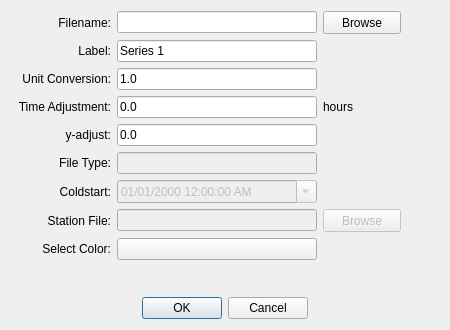
First picture: the form in ui/timeseries_add_data.ui, repository zcobell/MetOceanViewer, before the edit.
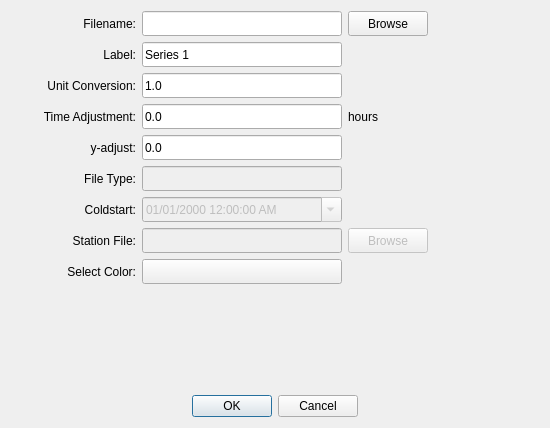
Second picture: the form after the edit. Icons and pictures are not drawn.

Commit message: Adjusting UI for Mac OSX

```diff
--- a/ui/timeseries_add_data.ui
+++ b/ui/timeseries_add_data.ui
@@ -33,8 +33,8 @@
    <rect>
     <x>0</x>
     <y>0</y>
-    <width>450</width>
-    <height>330</height>
+    <width>550</width>
+    <height>428</height>
    </rect>
   </property>
   <property name="sizePolicy">
@@ -45,14 +45,14 @@
   </property>
   <property name="minimumSize">
    <size>
-    <width>450</width>
+    <width>550</width>
     <height>330</height>
    </size>
   </property>
   <property name="maximumSize">
    <size>
-    <width>450</width>
-    <height>330</height>
+    <width>550</width>
+    <height>428</height>
    </size>
   </property>
   <property name="windowTitle">
@@ -69,14 +69,14 @@
       <widget class="QLabel" name="label_filename">
        <property name="minimumSize">
         <size>
-         <width>100</width>
-         <height>0</height>
+         <width>125</width>
+         <height>25</height>
         </size>
        </property>
        <property name="maximumSize">
         <size>
-         <width>100</width>
-         <height>16777215</height>
+         <width>125</width>
+         <height>25</height>
         </size>
        </property>
        <property name="text">
@@ -98,13 +98,13 @@
        <property name="minimumSize">
         <size>
          <width>200</width>
-         <height>20</height>
+         <height>25</height>
         </size>
        </property>
        <property name="maximumSize">
         <size>
          <width>200</width>
-         <height>16777215</height>
+         <height>25</height>
         </size>
        </property>
        <property name="readOnly">
@@ -126,7 +126,7 @@
        <property name="minimumSize">
         <size>
          <width>75</width>
-         <height>23</height>
+         <height>25</height>
         </size>
        </property>
        <property name="text">
@@ -155,14 +155,14 @@
       <widget class="QLabel" name="label_seriesname">
        <property name="minimumSize">
         <size>
-         <width>100</width>
-         <height>0</height>
+         <width>125</width>
+         <height>25</height>
         </size>
        </property>
        <property name="maximumSize">
         <size>
-         <width>100</width>
-         <height>16777215</height>
+         <width>125</width>
+         <height>25</height>
         </size>
        </property>
        <property name="text">
@@ -178,13 +178,13 @@
        <property name="minimumSize">
         <size>
          <width>200</width>
-         <height>0</height>
+         <height>25</height>
         </size>
        </property>
        <property name="maximumSize">
         <size>
          <width>200</width>
-         <height>16777215</height>
+         <height>25</height>
         </size>
        </property>
        <property name="text">
@@ -213,14 +213,14 @@
       <widget class="QLabel" name="label_unitconvert">
        <property name="minimumSize">
         <size>
-         <width>100</width>
-         <height>0</height>
+         <width>125</width>
+         <height>25</height>
         </size>
        </property>
        <property name="maximumSize">
         <size>
-         <width>100</width>
-         <height>16777215</height>
+         <width>125</width>
+         <height>25</height>
         </size>
        </property>
        <property name="text">
@@ -236,13 +236,13 @@
        <property name="minimumSize">
         <size>
          <width>200</width>
-         <height>0</height>
+         <height>25</height>
         </size>
        </property>
        <property name="maximumSize">
         <size>
          <width>200</width>
-         <height>16777215</height>
+         <height>25</height>
         </size>
        </property>
        <property name="inputMask">
@@ -274,14 +274,14 @@
       <widget class="QLabel" name="label_xadjust">
        <property name="minimumSize">
         <size>
-         <width>100</width>
-         <height>0</height>
+         <width>125</width>
+         <height>25</height>
         </size>
        </property>
        <property name="maximumSize">
         <size>
-         <width>100</width>
-         <height>16777215</height>
+         <width>125</width>
+         <height>25</height>
         </size>
        </property>
        <property name="text">
@@ -297,13 +297,13 @@
        <property name="minimumSize">
         <size>
          <width>200</width>
-         <height>0</height>
+         <height>25</height>
         </size>
        </property>
        <property name="maximumSize">
         <size>
          <width>200</width>
-         <height>16777215</height>
+         <height>25</height>
         </size>
        </property>
        <property name="inputMask">
@@ -319,7 +319,7 @@
        <property name="minimumSize">
         <size>
          <width>100</width>
-         <height>0</height>
+         <height>25</height>
         </size>
        </property>
        <property name="maximumSize">
@@ -357,14 +357,14 @@
       <widget class="QLabel" name="label_yadjust">
        <property name="minimumSize">
         <size>
-         <width>100</width>
-         <height>0</height>
+         <width>125</width>
+         <height>25</height>
         </size>
        </property>
        <property name="maximumSize">
         <size>
-         <width>100</width>
-         <height>16777215</height>
+         <width>125</width>
+         <height>25</height>
         </size>
        </property>
        <property name="text">
@@ -380,13 +380,13 @@
        <property name="minimumSize">
         <size>
          <width>200</width>
-         <height>0</height>
+         <height>25</height>
         </size>
        </property>
        <property name="maximumSize">
         <size>
          <width>200</width>
-         <height>16777215</height>
+         <height>25</height>
         </size>
        </property>
        <property name="inputMask">
@@ -421,14 +421,14 @@
        </property>
        <property name="minimumSize">
         <size>
-         <width>100</width>
-         <height>0</height>
+         <width>125</width>
+         <height>25</height>
         </size>
        </property>
        <property name="maximumSize">
         <size>
-         <width>100</width>
-         <height>16777215</height>
+         <width>125</width>
+         <height>25</height>
         </size>
        </property>
        <property name="text">
@@ -447,13 +447,13 @@
        <property name="minimumSize">
         <size>
          <width>200</width>
-         <height>0</height>
+         <height>25</height>
         </size>
        </property>
        <property name="maximumSize">
         <size>
          <width>200</width>
-         <height>16777215</height>
+         <height>25</height>
         </size>
        </property>
        <property name="inputMask">
@@ -485,14 +485,14 @@
       <widget class="QLabel" name="label_coldstart">
        <property name="minimumSize">
         <size>
-         <width>100</width>
-         <height>0</height>
+         <width>125</width>
+         <height>25</height>
         </size>
        </property>
        <property name="maximumSize">
         <size>
-         <width>100</width>
-         <height>16777215</height>
+         <width>125</width>
+         <height>25</height>
         </size>
        </property>
        <property name="text">
@@ -511,13 +511,13 @@
        <property name="minimumSize">
         <size>
          <width>200</width>
-         <height>0</height>
+         <height>25</height>
         </size>
        </property>
        <property name="maximumSize">
         <size>
          <width>200</width>
-         <height>16777215</height>
+         <height>25</height>
         </size>
        </property>
        <property name="displayFormat">
@@ -549,14 +549,14 @@
       <widget class="QLabel" name="label_filename_2">
        <property name="minimumSize">
         <size>
-         <width>100</width>
-         <height>0</height>
+         <width>125</width>
+         <height>25</height>
         </size>
        </property>
        <property name="maximumSize">
         <size>
-         <width>100</width>
-         <height>16777215</height>
+         <width>125</width>
+         <height>25</height>
         </size>
        </property>
        <property name="text">
@@ -581,13 +581,13 @@
        <property name="minimumSize">
         <size>
          <width>200</width>
-         <height>20</height>
+         <height>25</height>
         </size>
        </property>
        <property name="maximumSize">
         <size>
          <width>200</width>
-         <height>16777215</height>
+         <height>25</height>
         </size>
        </property>
        <property name="readOnly">
@@ -612,7 +612,7 @@
        <property name="minimumSize">
         <size>
          <width>75</width>
-         <height>23</height>
+         <height>25</height>
         </size>
        </property>
        <property name="text">
@@ -641,14 +641,14 @@
       <widget class="QLabel" name="label_color">
        <property name="minimumSize">
         <size>
-         <width>100</width>
-         <height>0</height>
+         <width>125</width>
+         <height>25</height>
         </size>
        </property>
        <property name="maximumSize">
         <size>
-         <width>100</width>
-         <height>16777215</height>
+         <width>125</width>
+         <height>25</height>
         </size>
        </property>
        <property name="text">
@@ -664,13 +664,13 @@
        <property name="minimumSize">
         <size>
          <width>200</width>
-         <height>0</height>
+         <height>25</height>
         </size>
        </property>
        <property name="maximumSize">
         <size>
          <width>200</width>
-         <height>16777215</height>
+         <height>25</height>
         </size>
        </property>
        <property name="text">
```
The commit also changes 1 other file.
